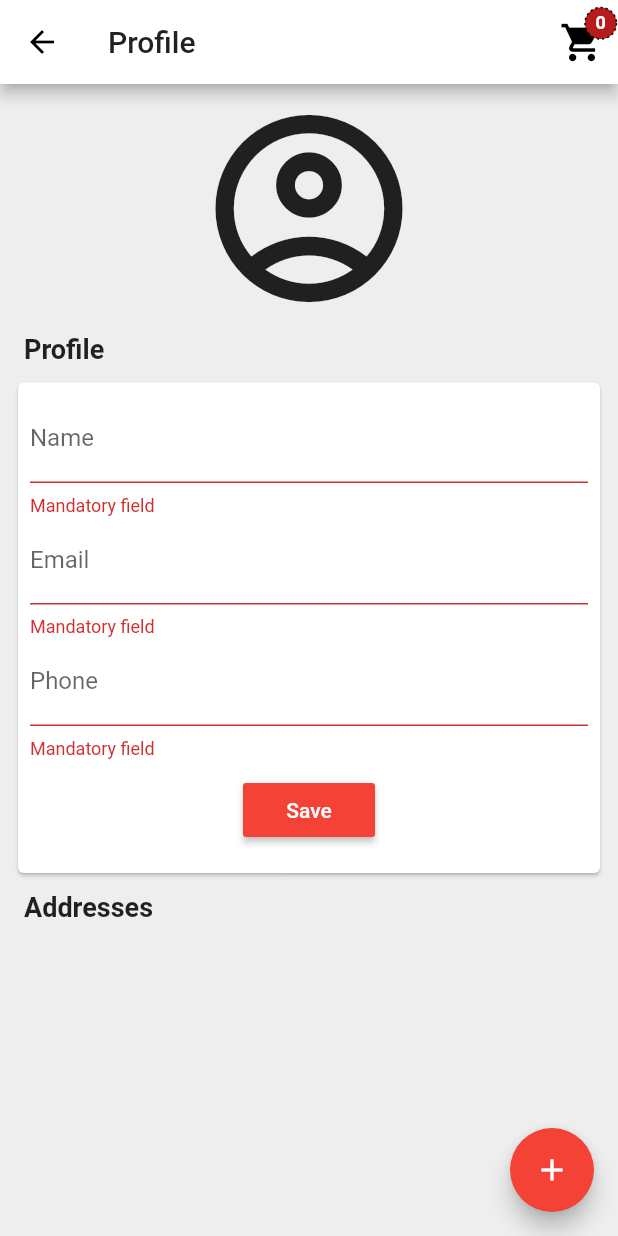
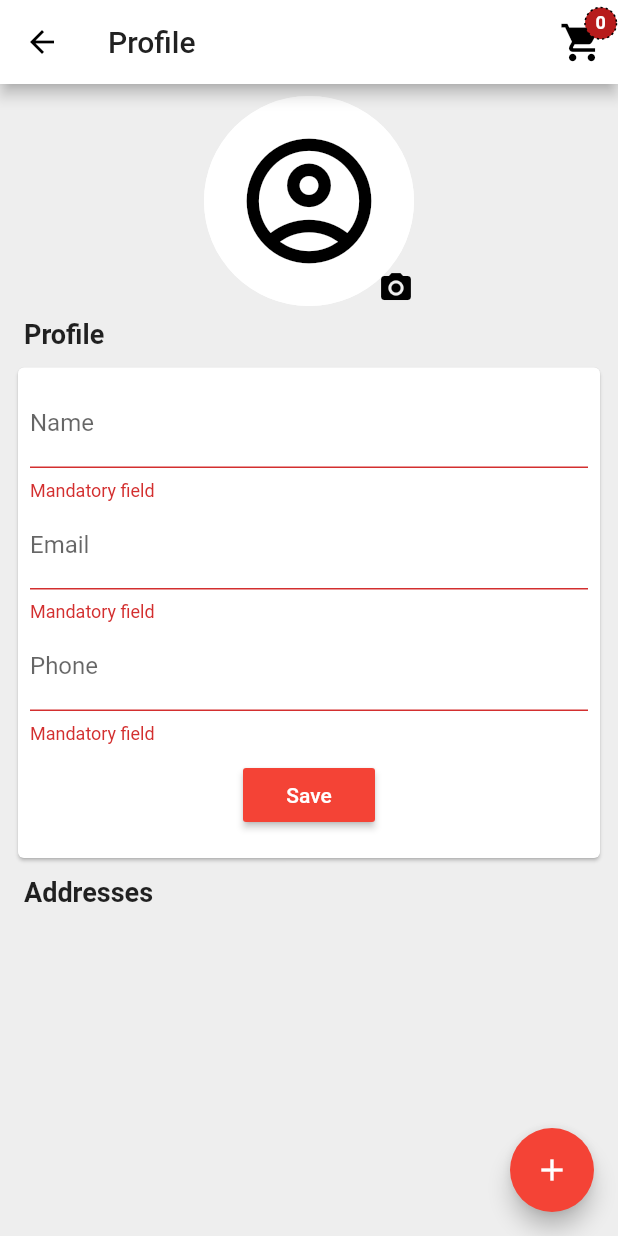
Before and after one commit to davidtengeri/pizza_app, a Flutter app: the ProfilePage screen opened directly, after a tap on "Save", on a phone screen of 412 x 824 dp. Run offline on Flutter 3.47's test engine with Material 2 defaults, Android fonts, the phone set to English and light mode, and no system bars; drawn by our look-alikes of dotted_border; our stand-ins replace camera, google_maps_flutter, sqflite; accounts and stored records are empty.

Commit message:
Take a profile picture on the profile page

```diff
--- a/lib/l10n/en.dart
+++ b/lib/l10n/en.dart
@@ -28,6 +28,7 @@ const ENGLISH_TEXTS = {
   'small': 'Small',
   'standard': 'Standard',
   'street': 'Street',
+  'takeAPicture': 'Take a picture',
   'todaySpecials': 'Today specials',
   'toppings': 'Toppings',
   'total': 'Total',
--- a/lib/l10n/hu.dart
+++ b/lib/l10n/hu.dart
@@ -28,6 +28,7 @@ const HUNGARIAN_TEXTS = {
   'small': 'Kicsi',
   'standard': 'Normál',
   'street': 'Utca',
+  'takeAPicture': 'Kép készítése',
   'todaySpecials': 'Mai ajánlatok',
   'toppings': 'Feltétek',
   'total': 'Összesen',
--- a/lib/l10n/pizza_app_localizations.dart
+++ b/lib/l10n/pizza_app_localizations.dart
@@ -59,6 +59,7 @@ class PizzaAppLocalizations {
   String get small => stringById('small');
   String get standard => stringById('standard');
   String get street => stringById('street');
+  String get takeAPicture => stringById('takeAPicture');
   String get todaySpecials => stringById('todaySpecials');
   String get toppings => stringById('toppings');
   String get total => stringById('total');
--- /dev/null
+++ b/lib/screens/profile/profile_picture.dart
@@ -0,0 +1,92 @@
+import 'dart:io';
+
+import 'package:flutter/material.dart';
+import 'package:path/path.dart';
+import 'package:path_provider/path_provider.dart';
+import 'package:pizza_app/screens/profile/take_profile_picture.dart';
+
+class ProfilePicture extends StatefulWidget {
+  @override
+  _ProfilePictureState createState() => _ProfilePictureState();
+}
+
+class _ProfilePictureState extends State<ProfilePicture> {
+  File image;
+
+  @override
+  void initState() {
+    super.initState();
+    initImage();
+  }
+
+  Future<void> initImage() async {
+    final path = join(
+      // A képet az ideiglenes könyvtárban tároljuk.
+      // A `path_provider` függőség segít a könytvár helyének meghatározásában.
+      (await getApplicationDocumentsDirectory()).path,
+      'profilePicture.png',
+    );
+    final file = File(path);
+    if (file.existsSync()) {
+      setState(() {
+        image = file;
+      });
+    }
+  }
+
+  void setImage(File newImage) {
+    setState(() {
+      image = newImage;
+    });
+  }
+
+  @override
+  Widget build(BuildContext context) {
+    print(image?.path);
+    return Stack(
+      children: <Widget>[
+        Container(
+          decoration: BoxDecoration(
+            borderRadius: BorderRadius.circular(150),
+            color: Colors.white,
+          ),
+          child: CircleAvatar(
+              radius: 70,
+              backgroundColor: Colors.white,
+              backgroundImage: image?.existsSync() == true
+                  ? Image.memory(
+                      image.readAsBytesSync(),
+                      fit: BoxFit.fill,
+                    ).image
+                  : null,
+              child: image?.existsSync() != true
+                  ? Icon(
+                      Icons.account_circle_outlined,
+                      size: 100,
+                      color: Colors.black,
+                    )
+                  : null),
+        ),
+        Positioned(
+          child: GestureDetector(
+            child: Icon(
+              Icons.photo_camera,
+              color: Colors.black,
+            ),
+            onTap: () async {
+              File newImage = await Navigator.push(
+                context,
+                MaterialPageRoute(
+                  builder: (context) => TakeProfilePictureScreen(),
+                ),
+              );
+              setImage(newImage);
+            },
+          ),
+          right: 0,
+          bottom: 0,
+        ),
+      ],
+    );
+  }
+}
--- a/lib/screens/profile_page.dart
+++ b/lib/screens/profile_page.dart
@@ -5,6 +5,7 @@ import 'package:pizza_app/l10n/pizza_app_localizations.dart';
 import 'package:pizza_app/models/profile.dart';
 import 'package:pizza_app/screens/profile/add_address_button.dart';
 import 'package:pizza_app/screens/profile/profile_form.dart';
+import 'package:pizza_app/screens/profile/profile_picture.dart';
 import 'package:provider/provider.dart';
 
 class ProfilePage extends StatefulWidget {
@@ -56,10 +57,7 @@ class _ProfilePageState extends State<ProfilePage> {
           ),
           child: Column(
             children: <Widget>[
-              Icon(
-                Icons.account_circle_outlined,
-                size: 150,
-              ),
+              ProfilePicture(),
               if (_profile != null)
                 Expanded(
                   child: ProfileForm(
--- a/pubspec.yaml
+++ b/pubspec.yaml
@@ -31,6 +31,8 @@ dependencies:
   sqflite: ^1.3.2+1
   google_maps_flutter: ^1.0.6
   http: ^0.12.2
+  camera: ^0.5.8+11
+  path_provider: ^1.6.24
 
   # The following adds the Cupertino Icons font to your application.
   # Use with the CupertinoIcons class for iOS style icons.
```
Also changed, not shown: lib/camera_manager.dart (added, +25 -0 lines), lib/main.dart (+12 -1 lines), lib/screens/profile/take_profile_picture.dart (added, +98 -0 lines), pubspec.lock, 4 other files.
